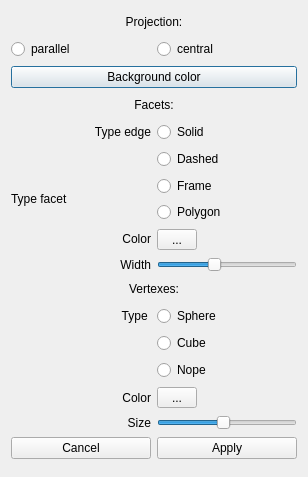
This is src/options.ui in yaroshenkonikita/CPP-Object-Viewer as Qt 5 draws it before an edit. The edited form follows.
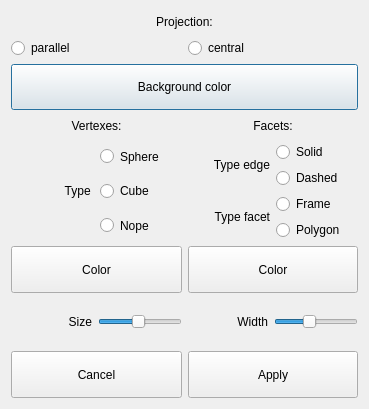
This is the edited form.

Patch:
```diff
--- a/src/options.ui
+++ b/src/options.ui
@@ -6,32 +6,81 @@
    <rect>
     <x>0</x>
     <y>0</y>
-    <width>304</width>
-    <height>477</height>
+    <width>369</width>
+    <height>409</height>
    </rect>
   </property>
   <property name="windowTitle">
    <string>Dialog</string>
   </property>
-  <layout class="QGridLayout" name="gridLayout">
-   <item row="9" column="0">
-    <widget class="QLabel" name="label_3">
+  <layout class="QVBoxLayout" name="verticalLayout_8">
+   <item>
+    <layout class="QVBoxLayout" name="verticalLayout_2">
+     <item>
+      <widget class="QLabel" name="label_projection">
+       <property name="sizePolicy">
+        <sizepolicy hsizetype="Minimum" vsizetype="Minimum">
+         <horstretch>0</horstretch>
+         <verstretch>0</verstretch>
+        </sizepolicy>
+       </property>
      <property name="maximumSize">
       <size>
        <width>16777215</width>
-       <height>20</height>
+         <height>16777215</height>
       </size>
      </property>
      <property name="text">
-      <string>Width</string>
+        <string>Projection:</string>
      </property>
      <property name="alignment">
-      <set>Qt::AlignRight|Qt::AlignTrailing|Qt::AlignVCenter</set>
+        <set>Qt::AlignCenter</set>
      </property>
     </widget>
    </item>
-   <item row="3" column="0" colspan="2">
+     <item>
+      <layout class="QHBoxLayout" name="horizontalLayout_2">
+       <item>
+        <widget class="QRadioButton" name="radioButton_parallel">
+         <property name="sizePolicy">
+          <sizepolicy hsizetype="Minimum" vsizetype="Minimum">
+           <horstretch>0</horstretch>
+           <verstretch>0</verstretch>
+          </sizepolicy>
+         </property>
+         <property name="text">
+          <string>parallel</string>
+         </property>
+        </widget>
+       </item>
+       <item>
+        <widget class="QRadioButton" name="radioButton_central">
+         <property name="sizePolicy">
+          <sizepolicy hsizetype="Minimum" vsizetype="Minimum">
+           <horstretch>0</horstretch>
+           <verstretch>0</verstretch>
+          </sizepolicy>
+         </property>
+         <property name="contextMenuPolicy">
+          <enum>Qt::NoContextMenu</enum>
+         </property>
+         <property name="text">
+          <string>central</string>
+         </property>
+        </widget>
+       </item>
+      </layout>
+     </item>
+    </layout>
+   </item>
+   <item>
     <widget class="QPushButton" name="button_background">
+     <property name="sizePolicy">
+      <sizepolicy hsizetype="Minimum" vsizetype="Minimum">
+       <horstretch>0</horstretch>
+       <verstretch>0</verstretch>
+      </sizepolicy>
+     </property>
      <property name="styleSheet">
       <string notr="true">Background </string>
      </property>
@@ -40,25 +89,20 @@
      </property>
     </widget>
    </item>
-   <item row="14" column="1">
-    <widget class="QToolButton" name="button_color_vertexes">
-     <property name="minimumSize">
-      <size>
-       <width>40</width>
-       <height>20</height>
-      </size>
-     </property>
-     <property name="text">
-      <string>...</string>
-     </property>
-    </widget>
-   </item>
-   <item row="10" column="0" colspan="2">
+   <item>
+    <layout class="QHBoxLayout" name="horizontalLayout_9">
+     <item>
     <widget class="QLabel" name="label_4">
+       <property name="sizePolicy">
+        <sizepolicy hsizetype="Minimum" vsizetype="Minimum">
+         <horstretch>0</horstretch>
+         <verstretch>0</verstretch>
+        </sizepolicy>
+       </property>
      <property name="maximumSize">
       <size>
        <width>16777215</width>
-       <height>20</height>
+         <height>16777215</height>
       </size>
      </property>
      <property name="text">
@@ -69,15 +113,14 @@
      </property>
     </widget>
    </item>
-   <item row="2" column="0">
-    <widget class="QRadioButton" name="radioButton_parallel">
-     <property name="text">
-      <string>parallel</string>
-     </property>
-    </widget>
-   </item>
-   <item row="4" column="0" colspan="2">
+     <item>
     <widget class="QLabel" name="label_edges">
+       <property name="sizePolicy">
+        <sizepolicy hsizetype="Minimum" vsizetype="Minimum">
+         <horstretch>0</horstretch>
+         <verstretch>0</verstretch>
+        </sizepolicy>
+       </property>
      <property name="maximumSize">
       <size>
        <width>16777215</width>
@@ -92,8 +135,20 @@
      </property>
     </widget>
    </item>
-   <item row="11" column="0">
+    </layout>
+   </item>
+   <item>
+    <layout class="QHBoxLayout" name="horizontalLayout_4">
+     <item>
+      <layout class="QHBoxLayout" name="horizontalLayout_6">
+       <item>
     <widget class="QLabel" name="label_5">
+         <property name="sizePolicy">
+          <sizepolicy hsizetype="Minimum" vsizetype="Minimum">
+           <horstretch>0</horstretch>
+           <verstretch>0</verstretch>
+          </sizepolicy>
+         </property>
      <property name="text">
       <string>Type </string>
      </property>
@@ -102,12 +157,76 @@
      </property>
     </widget>
    </item>
-   <item row="5" column="0">
+       <item>
+        <layout class="QVBoxLayout" name="verticalLayout_5">
+         <item>
+          <widget class="QRadioButton" name="radioButton_vertex_shere">
+           <property name="sizePolicy">
+            <sizepolicy hsizetype="Minimum" vsizetype="Minimum">
+             <horstretch>0</horstretch>
+             <verstretch>0</verstretch>
+            </sizepolicy>
+           </property>
+           <property name="text">
+            <string>Sphere</string>
+           </property>
+           <attribute name="buttonGroup">
+            <string notr="true">edge_group</string>
+           </attribute>
+          </widget>
+         </item>
+         <item>
+          <widget class="QRadioButton" name="radioButton_vertex_cube">
+           <property name="sizePolicy">
+            <sizepolicy hsizetype="Minimum" vsizetype="Minimum">
+             <horstretch>0</horstretch>
+             <verstretch>0</verstretch>
+            </sizepolicy>
+           </property>
+           <property name="text">
+            <string>Cube</string>
+           </property>
+           <attribute name="buttonGroup">
+            <string notr="true">edge_group</string>
+           </attribute>
+          </widget>
+         </item>
+         <item>
+          <widget class="QRadioButton" name="radioButton_vertex_nope">
+           <property name="sizePolicy">
+            <sizepolicy hsizetype="Minimum" vsizetype="Minimum">
+             <horstretch>0</horstretch>
+             <verstretch>0</verstretch>
+            </sizepolicy>
+           </property>
+           <property name="text">
+            <string>Nope</string>
+           </property>
+           <attribute name="buttonGroup">
+            <string notr="true">edge_group</string>
+           </attribute>
+          </widget>
+         </item>
+        </layout>
+       </item>
+      </layout>
+     </item>
+     <item>
+      <layout class="QVBoxLayout" name="verticalLayout_7">
+       <item>
+        <layout class="QHBoxLayout" name="horizontalLayout_3">
+         <item>
     <widget class="QLabel" name="label">
+           <property name="sizePolicy">
+            <sizepolicy hsizetype="Minimum" vsizetype="Minimum">
+             <horstretch>0</horstretch>
+             <verstretch>0</verstretch>
+            </sizepolicy>
+           </property>
      <property name="maximumSize">
       <size>
        <width>16777215</width>
-       <height>20</height>
+             <height>16777215</height>
       </size>
      </property>
      <property name="text">
@@ -118,18 +237,16 @@
      </property>
     </widget>
    </item>
-   <item row="14" column="0">
-    <widget class="QLabel" name="label_6">
-     <property name="text">
-      <string>Color</string>
-     </property>
-     <property name="alignment">
-      <set>Qt::AlignRight|Qt::AlignTrailing|Qt::AlignVCenter</set>
-     </property>
-    </widget>
-   </item>
-   <item row="5" column="1">
+         <item>
+          <layout class="QVBoxLayout" name="verticalLayout_3">
+           <item>
     <widget class="QRadioButton" name="radioButton_solid">
+             <property name="sizePolicy">
+              <sizepolicy hsizetype="Minimum" vsizetype="Minimum">
+               <horstretch>0</horstretch>
+               <verstretch>0</verstretch>
+              </sizepolicy>
+             </property>
      <property name="text">
       <string>Solid</string>
      </property>
@@ -138,82 +255,14 @@
      </attribute>
     </widget>
    </item>
-   <item row="9" column="1">
-    <widget class="QSlider" name="horizontalSlider_wigth_edges">
-     <property name="mouseTracking">
-      <bool>false</bool>
-     </property>
-     <property name="tabletTracking">
-      <bool>false</bool>
-     </property>
-     <property name="acceptDrops">
-      <bool>false</bool>
-     </property>
-     <property name="inputMethodHints">
-      <set>Qt::ImhNone</set>
-     </property>
-     <property name="minimum">
-      <number>1</number>
-     </property>
-     <property name="maximum">
-      <number>11</number>
-     </property>
-     <property name="sliderPosition">
-      <number>5</number>
-     </property>
-     <property name="orientation">
-      <enum>Qt::Horizontal</enum>
-     </property>
-     <property name="invertedAppearance">
-      <bool>false</bool>
-     </property>
-     <property name="tickPosition">
-      <enum>QSlider::NoTicks</enum>
-     </property>
-     <property name="tickInterval">
-      <number>1</number>
-     </property>
-    </widget>
-   </item>
-   <item row="2" column="1">
-    <widget class="QRadioButton" name="radioButton_central">
-     <property name="text">
-      <string>central</string>
-     </property>
-    </widget>
-   </item>
-   <item row="12" column="1">
-    <widget class="QRadioButton" name="radioButton_vertex_cube">
-     <property name="text">
-      <string>Cube</string>
-     </property>
-     <attribute name="buttonGroup">
-      <string notr="true">edge_group</string>
-     </attribute>
-    </widget>
-   </item>
-   <item row="11" column="1">
-    <widget class="QRadioButton" name="radioButton_vertex_shere">
-     <property name="text">
-      <string>Sphere</string>
-     </property>
-     <attribute name="buttonGroup">
-      <string notr="true">edge_group</string>
-     </attribute>
-    </widget>
-   </item>
-   <item row="15" column="0">
-    <widget class="QLabel" name="label_7">
-     <property name="text">
-      <string>Size</string>
-     </property>
-     <property name="alignment">
-      <set>Qt::AlignRight|Qt::AlignTrailing|Qt::AlignVCenter</set>
-     </property>
-    </widget>
-   </item>
-   <item row="6" column="1">
+           <item>
     <widget class="QRadioButton" name="radioButton_dashed">
+             <property name="sizePolicy">
+              <sizepolicy hsizetype="Minimum" vsizetype="Minimum">
+               <horstretch>0</horstretch>
+               <verstretch>0</verstretch>
+              </sizepolicy>
+             </property>
      <property name="text">
       <string>Dashed</string>
      </property>
@@ -231,125 +280,38 @@
      </attribute>
     </widget>
    </item>
-   <item row="15" column="1">
-    <widget class="QSlider" name="horizontalSlider_size_vertexes">
-     <property name="minimum">
-      <number>1</number>
-     </property>
-     <property name="maximum">
-      <number>20</number>
-     </property>
-     <property name="value">
-      <number>10</number>
-     </property>
-     <property name="sliderPosition">
-      <number>10</number>
-     </property>
-     <property name="orientation">
-      <enum>Qt::Horizontal</enum>
-     </property>
-     <property name="tickPosition">
-      <enum>QSlider::NoTicks</enum>
-     </property>
-     <property name="tickInterval">
-      <number>1</number>
-     </property>
-    </widget>
-   </item>
-   <item row="18" column="0">
-    <widget class="QPushButton" name="button_cancel">
-     <property name="minimumSize">
-      <size>
-       <width>140</width>
-       <height>0</height>
-      </size>
-     </property>
-     <property name="text">
-      <string>Canсel</string>
-     </property>
-    </widget>
-   </item>
-   <item row="18" column="1">
-    <widget class="QPushButton" name="button_apply">
-     <property name="minimumSize">
-      <size>
-       <width>140</width>
-       <height>0</height>
-      </size>
-     </property>
-     <property name="text">
-      <string>Apply</string>
-     </property>
-    </widget>
-   </item>
-   <item row="13" column="1">
-    <widget class="QRadioButton" name="radioButton_vertex_nope">
-     <property name="text">
-      <string>Nope</string>
-     </property>
-     <attribute name="buttonGroup">
-      <string notr="true">edge_group</string>
-     </attribute>
-    </widget>
-   </item>
-   <item row="0" column="0" colspan="2">
-    <widget class="QLabel" name="label_projection">
-     <property name="maximumSize">
-      <size>
-       <width>16777215</width>
-       <height>20</height>
-      </size>
-     </property>
-     <property name="text">
-      <string>Projection:</string>
-     </property>
-     <property name="alignment">
-      <set>Qt::AlignCenter</set>
-     </property>
-    </widget>
-   </item>
-   <item row="8" column="1">
-    <widget class="QToolButton" name="button_color_edges">
-     <property name="minimumSize">
-      <size>
-       <width>40</width>
-       <height>20</height>
-      </size>
-     </property>
-     <property name="text">
-      <string>...</string>
-     </property>
-    </widget>
-   </item>
-   <item row="8" column="0">
-    <widget class="QLabel" name="label_2">
-     <property name="maximumSize">
-      <size>
-       <width>16777215</width>
-       <height>20</height>
-      </size>
-     </property>
-     <property name="text">
-      <string>Color</string>
-     </property>
-     <property name="alignment">
-      <set>Qt::AlignRight|Qt::AlignTrailing|Qt::AlignVCenter</set>
-     </property>
-    </widget>
-   </item>
-   <item row="7" column="0" colspan="2">
+          </layout>
+         </item>
+        </layout>
+       </item>
+       <item>
     <layout class="QHBoxLayout" name="horizontalLayout">
      <item>
       <widget class="QLabel" name="label_8">
+           <property name="sizePolicy">
+            <sizepolicy hsizetype="Minimum" vsizetype="Minimum">
+             <horstretch>0</horstretch>
+             <verstretch>0</verstretch>
+            </sizepolicy>
+           </property>
        <property name="text">
         <string>Type facet</string>
        </property>
+           <property name="alignment">
+            <set>Qt::AlignRight|Qt::AlignTrailing|Qt::AlignVCenter</set>
+           </property>
       </widget>
      </item>
      <item>
       <layout class="QVBoxLayout" name="verticalLayout">
        <item>
         <widget class="QRadioButton" name="frame_facets">
+             <property name="sizePolicy">
+              <sizepolicy hsizetype="Minimum" vsizetype="Minimum">
+               <horstretch>0</horstretch>
+               <verstretch>0</verstretch>
+              </sizepolicy>
+             </property>
          <property name="text">
           <string>Frame</string>
          </property>
@@ -360,6 +322,12 @@
        </item>
        <item>
         <widget class="QRadioButton" name="polygon_facets">
+             <property name="sizePolicy">
+              <sizepolicy hsizetype="Minimum" vsizetype="Minimum">
+               <horstretch>0</horstretch>
+               <verstretch>0</verstretch>
+              </sizepolicy>
+             </property>
          <property name="text">
           <string>Polygon</string>
          </property>
@@ -373,6 +341,218 @@
     </layout>
    </item>
   </layout>
+     </item>
+    </layout>
+   </item>
+   <item>
+    <layout class="QHBoxLayout" name="horizontalLayout_8">
+     <item>
+      <widget class="QToolButton" name="button_color_vertexes">
+       <property name="sizePolicy">
+        <sizepolicy hsizetype="Minimum" vsizetype="Minimum">
+         <horstretch>0</horstretch>
+         <verstretch>0</verstretch>
+        </sizepolicy>
+       </property>
+       <property name="minimumSize">
+        <size>
+         <width>0</width>
+         <height>0</height>
+        </size>
+       </property>
+       <property name="text">
+        <string>Color</string>
+       </property>
+      </widget>
+     </item>
+     <item>
+      <widget class="QToolButton" name="button_color_edges">
+       <property name="sizePolicy">
+        <sizepolicy hsizetype="Minimum" vsizetype="Minimum">
+         <horstretch>0</horstretch>
+         <verstretch>0</verstretch>
+        </sizepolicy>
+       </property>
+       <property name="minimumSize">
+        <size>
+         <width>0</width>
+         <height>0</height>
+        </size>
+       </property>
+       <property name="text">
+        <string>Color</string>
+       </property>
+      </widget>
+     </item>
+    </layout>
+   </item>
+   <item>
+    <layout class="QHBoxLayout" name="horizontalLayout_10">
+     <item>
+      <layout class="QHBoxLayout" name="horizontalLayout_7">
+       <item>
+        <widget class="QLabel" name="label_7">
+         <property name="sizePolicy">
+          <sizepolicy hsizetype="Minimum" vsizetype="Minimum">
+           <horstretch>0</horstretch>
+           <verstretch>0</verstretch>
+          </sizepolicy>
+         </property>
+         <property name="text">
+          <string>Size</string>
+         </property>
+         <property name="alignment">
+          <set>Qt::AlignRight|Qt::AlignTrailing|Qt::AlignVCenter</set>
+         </property>
+        </widget>
+       </item>
+       <item>
+        <widget class="QSlider" name="horizontalSlider_size_vertexes">
+         <property name="sizePolicy">
+          <sizepolicy hsizetype="Minimum" vsizetype="Minimum">
+           <horstretch>0</horstretch>
+           <verstretch>0</verstretch>
+          </sizepolicy>
+         </property>
+         <property name="minimum">
+          <number>1</number>
+         </property>
+         <property name="maximum">
+          <number>20</number>
+         </property>
+         <property name="value">
+          <number>10</number>
+         </property>
+         <property name="sliderPosition">
+          <number>10</number>
+         </property>
+         <property name="orientation">
+          <enum>Qt::Horizontal</enum>
+         </property>
+         <property name="tickPosition">
+          <enum>QSlider::NoTicks</enum>
+         </property>
+         <property name="tickInterval">
+          <number>1</number>
+         </property>
+        </widget>
+       </item>
+      </layout>
+     </item>
+     <item>
+      <layout class="QHBoxLayout" name="horizontalLayout_5">
+       <item>
+        <widget class="QLabel" name="label_3">
+         <property name="sizePolicy">
+          <sizepolicy hsizetype="Minimum" vsizetype="Minimum">
+           <horstretch>0</horstretch>
+           <verstretch>0</verstretch>
+          </sizepolicy>
+         </property>
+         <property name="maximumSize">
+          <size>
+           <width>16777215</width>
+           <height>16777215</height>
+          </size>
+         </property>
+         <property name="text">
+          <string>Width</string>
+         </property>
+         <property name="alignment">
+          <set>Qt::AlignRight|Qt::AlignTrailing|Qt::AlignVCenter</set>
+         </property>
+        </widget>
+       </item>
+       <item>
+        <widget class="QSlider" name="horizontalSlider_wigth_edges">
+         <property name="sizePolicy">
+          <sizepolicy hsizetype="Minimum" vsizetype="Minimum">
+           <horstretch>0</horstretch>
+           <verstretch>0</verstretch>
+          </sizepolicy>
+         </property>
+         <property name="mouseTracking">
+          <bool>false</bool>
+         </property>
+         <property name="tabletTracking">
+          <bool>false</bool>
+         </property>
+         <property name="acceptDrops">
+          <bool>false</bool>
+         </property>
+         <property name="inputMethodHints">
+          <set>Qt::ImhNone</set>
+         </property>
+         <property name="minimum">
+          <number>1</number>
+         </property>
+         <property name="maximum">
+          <number>11</number>
+         </property>
+         <property name="sliderPosition">
+          <number>5</number>
+         </property>
+         <property name="orientation">
+          <enum>Qt::Horizontal</enum>
+         </property>
+         <property name="invertedAppearance">
+          <bool>false</bool>
+         </property>
+         <property name="tickPosition">
+          <enum>QSlider::NoTicks</enum>
+         </property>
+         <property name="tickInterval">
+          <number>1</number>
+         </property>
+        </widget>
+       </item>
+      </layout>
+     </item>
+    </layout>
+   </item>
+   <item>
+    <layout class="QHBoxLayout" name="horizontalLayout_11">
+     <item>
+      <widget class="QPushButton" name="button_cancel">
+       <property name="sizePolicy">
+        <sizepolicy hsizetype="Minimum" vsizetype="Minimum">
+         <horstretch>0</horstretch>
+         <verstretch>0</verstretch>
+        </sizepolicy>
+       </property>
+       <property name="minimumSize">
+        <size>
+         <width>140</width>
+         <height>0</height>
+        </size>
+       </property>
+       <property name="text">
+        <string>Canсel</string>
+       </property>
+      </widget>
+     </item>
+     <item>
+      <widget class="QPushButton" name="button_apply">
+       <property name="sizePolicy">
+        <sizepolicy hsizetype="Minimum" vsizetype="Minimum">
+         <horstretch>0</horstretch>
+         <verstretch>0</verstretch>
+        </sizepolicy>
+       </property>
+       <property name="minimumSize">
+        <size>
+         <width>140</width>
+         <height>0</height>
+        </size>
+       </property>
+       <property name="text">
+        <string>Apply</string>
+       </property>
+      </widget>
+     </item>
+    </layout>
+   </item>
+  </layout>
  </widget>
  <resources/>
  <connections/>
```
Left out of the diff: 2 changed lines with no effect on the pictures. Lines whose indentation alone changed are shown as unchanged.
